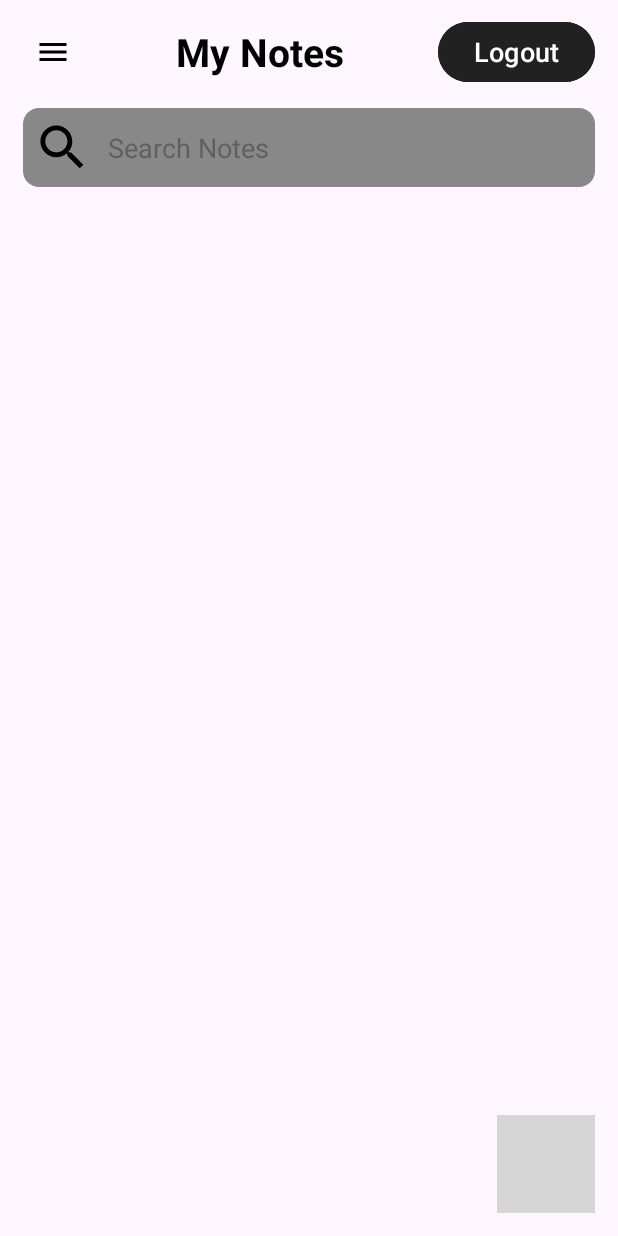
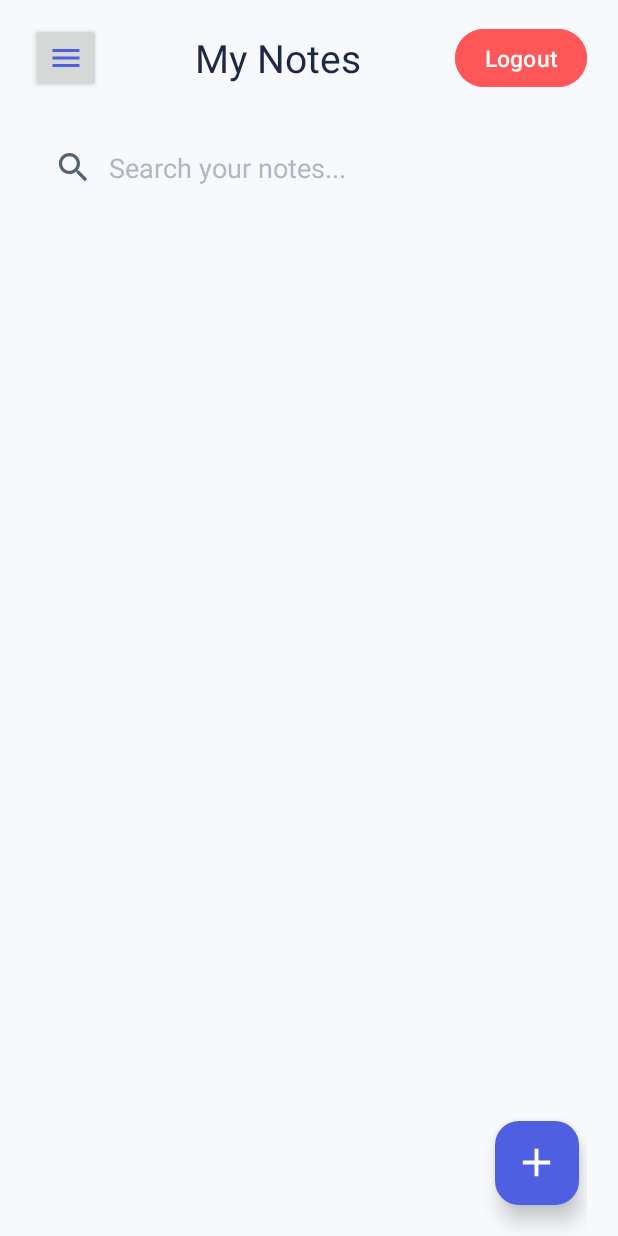
Before and after one commit to YashVerma-code/NotesApp, an Android app: the layout activity_home.xml on its own in the app's theme, with its tools: preview values and no code run, on a phone screen of 412 x 824 dp. Run offline under Robolectric (Android 15) with nearby library versions, the phone set to English and light mode, and no system bars; grey boxes are pictures that could not be loaded.

Commit message:
improved home page ui

```diff
--- a/app/src/main/res/layout/activity_home.xml
+++ b/app/src/main/res/layout/activity_home.xml
@@ -5,6 +5,7 @@
     android:id="@+id/drawer_layout"
     android:layout_width="match_parent"
     android:layout_height="match_parent"
+    android:background="@color/light_background"
     tools:openDrawer="start">
 
     <!-- Main content -->
@@ -12,14 +13,14 @@
         android:id="@+id/main"
         android:layout_width="match_parent"
         android:layout_height="match_parent"
-        android:paddingHorizontal="@dimen/_12sdp"
+        android:paddingHorizontal="@dimen/_16sdp"
         tools:context=".NotesActivity">
 
         <LinearLayout
             android:id="@+id/topBar"
             android:layout_width="0dp"
             android:layout_height="wrap_content"
-            android:layout_marginTop="@dimen/_8sdp"
+            android:layout_marginTop="@dimen/_12sdp"
             android:gravity="center_vertical"
             android:orientation="horizontal"
             app:layout_constraintEnd_toEndOf="parent"
@@ -28,59 +29,73 @@
 
             <ImageButton
                 android:id="@+id/menuButton"
-                android:layout_width="@dimen/_30sdp"
-                android:layout_height="@dimen/_30sdp"
-                android:background="@drawable/transparent_bg"
+                android:layout_width="@dimen/_36sdp"
+                android:layout_height="@dimen/_36sdp"
+
                 android:contentDescription="Menu Button"
-                android:src="@drawable/icon_menu" />
+                android:elevation="@dimen/_2sdp"
+                android:padding="@dimen/_8sdp"
+                android:src="@drawable/icon_menu"
+                app:tint="@color/primary_color" />
 
             <TextView
                 android:id="@+id/title"
                 android:layout_width="0dp"
                 android:layout_height="wrap_content"
                 android:layout_weight="1"
+
                 android:gravity="center"
                 android:text="My Notes"
-                android:textColor="@color/black"
-                android:textSize="@dimen/_20sdp"
-                android:textStyle="bold" />
+                android:textColor="@color/primary_text"
+                android:textSize="@dimen/_20sdp" />
 
             <Button
                 android:id="@+id/logoutButton"
                 android:layout_width="wrap_content"
-                android:layout_height="wrap_content"
-                android:backgroundTint="@color/dark_background"
+                android:layout_height="@dimen/_36sdp"
+                android:backgroundTint="@color/accent_color"
+
+                android:paddingHorizontal="@dimen/_12sdp"
                 android:text="Logout"
+                android:textAllCaps="false"
                 android:textColor="@color/white"
-                android:textSize="@dimen/_14sdp" />
+                android:textSize="@dimen/_12sdp"
+                app:cornerRadius="@dimen/_18sdp" />
         </LinearLayout>
 
         <LinearLayout
             android:id="@+id/searchNotesLayout"
             android:layout_width="match_parent"
-            android:layout_height="wrap_content"
-            app:layout_constraintTop_toBottomOf="@+id/topBar"
-            android:background="@drawable/search_bg"
-            android:padding="@dimen/_5sdp"
-            android:layout_marginTop="@dimen/_10sdp">
+            android:layout_height="@dimen/_45sdp"
+            android:layout_marginTop="@dimen/_16sdp"
+
+            android:elevation="@dimen/_2sdp"
+            android:gravity="center_vertical"
+            android:orientation="horizontal"
+            android:paddingHorizontal="@dimen/_12sdp"
+            app:layout_constraintTop_toBottomOf="@+id/topBar">
 
             <ImageView
-                android:layout_width="@dimen/_30sdp"
-                android:layout_height="@dimen/_30sdp"
+                android:layout_width="@dimen/_20sdp"
+                android:layout_height="@dimen/_20sdp"
+                android:layout_marginEnd="@dimen/_8sdp"
+                android:contentDescription="search icon"
                 android:src="@drawable/icon_search"
-                android:layout_marginEnd="@dimen/_8sdp"
-                android:contentDescription="search icon" />
+                app:tint="@color/secondary_text" />
 
             <EditText
                 android:id="@+id/searchNotes"
                 android:layout_width="match_parent"
                 android:layout_height="match_parent"
-                android:inputType="text"
                 android:background="@null"
-                android:textColor="@color/black"
+
+                android:hint="Search your notes..."
                 android:imeOptions="actionSearch"
                 android:importantForAutofill="no"
-                android:hint="Search Notes" />
+                android:inputType="text"
+                android:textColor="@color/primary_text"
+                android:textColorHint="@color/hint_text"
+                android:textSize="@dimen/_14sdp" />
         </LinearLayout>
 
         <!-- RecyclerView for note cards -->
@@ -88,24 +103,62 @@
             android:id="@+id/notesRecyclerView"
             android:layout_width="match_parent"
             android:layout_height="0dp"
-            android:layout_marginTop="@dimen/_10sdp"
-            app:layout_constraintTop_toBottomOf="@id/searchNotesLayout"
+            android:layout_marginTop="@dimen/_16sdp"
+            android:clipToPadding="false"
+            android:paddingBottom="@dimen/_70sdp"
             app:layout_constraintBottom_toBottomOf="parent"
-            android:paddingBottom="@dimen/_60sdp"
-            android:clipToPadding="false"/>
+            app:layout_constraintTop_toBottomOf="@id/searchNotesLayout" />
 
-        <ImageButton
+        <com.google.android.material.floatingactionbutton.FloatingActionButton
             android:id="@+id/addNoteButton"
-            android:layout_width="@dimen/_50sdp"
-            android:layout_height="@dimen/_50sdp"
-            android:background="@drawable/create_new_note_button"
+            android:layout_width="wrap_content"
+            android:layout_height="wrap_content"
+            android:layout_marginEnd="@dimen/_4sdp"
+            android:layout_marginBottom="@dimen/_16sdp"
+            android:contentDescription="add new note button"
             android:src="@drawable/icon_add"
-            android:padding="@dimen/_10sdp"
-            android:scaleType="fitXY"
+            app:backgroundTint="@color/primary_color"
             app:layout_constraintBottom_toBottomOf="parent"
             app:layout_constraintRight_toRightOf="parent"
-            android:layout_marginBottom="@dimen/_12sdp"
-            android:contentDescription="add new note button" />
+            app:tint="@color/white"
+            app:elevation="@dimen/_6sdp"
+            app:fabSize="normal"
+            app:maxImageSize="@dimen/_24sdp" />
+
+        <!-- Empty state view -->
+        <LinearLayout
+            android:id="@+id/emptyStateView"
+            android:layout_width="match_parent"
+            android:layout_height="wrap_content"
+            android:gravity="center"
+            android:orientation="vertical"
+            android:visibility="gone"
+            app:layout_constraintBottom_toBottomOf="parent"
+            app:layout_constraintTop_toBottomOf="@id/searchNotesLayout">
+
+
+
+            <TextView
+                android:layout_width="match_parent"
+                android:layout_height="wrap_content"
+                android:layout_marginTop="@dimen/_16sdp"
+
+                android:gravity="center"
+                android:text="No notes yet"
+                android:textColor="@color/secondary_text"
+                android:textSize="@dimen/_16sdp" />
+
+            <TextView
+                android:layout_width="match_parent"
+                android:layout_height="wrap_content"
+                android:layout_marginHorizontal="@dimen/_24sdp"
+                android:layout_marginTop="@dimen/_8sdp"
+
+                android:gravity="center"
+                android:text="Tap the + button to create your first note"
+                android:textColor="@color/tertiary_text"
+                android:textSize="@dimen/_14sdp" />
+        </LinearLayout>
     </androidx.constraintlayout.widget.ConstraintLayout>
 
     <!-- Navigation drawer -->
@@ -114,8 +167,10 @@
         android:layout_width="wrap_content"
         android:layout_height="match_parent"
         android:layout_gravity="start"
+        android:background="@color/light_background"
         android:fitsSystemWindows="true"
         app:headerLayout="@layout/nav_header_layout"
+
         app:menu="@menu/drawer_menu" />
 
 </androidx.drawerlayout.widget.DrawerLayout>
--- a/app/src/main/res/values/colors.xml
+++ b/app/src/main/res/values/colors.xml
@@ -14,10 +14,44 @@
     <color name="purple_700">#FF3700B3</color>
     <color name="teal_200">#FF03DAC5</color>
     <color name="teal_700">#FF018786</color>
-    <color name="dark_background">#212121</color>
+<!--    <color name="dark_background">#212121</color>-->
     <color name="dark_surface">#303030</color>
     <color name="light_gray">#BBBBBB</color>
     <color name="ltgray">#BBBBBB</color>
 
     <color name="material_dynamic_neutral10">#1A1B20</color>
+    <color name="primary_color">#4E5FE1</color>
+    <color name="accent_color">#FF5757</color>
+    <color name="light_background">#F8F9FD</color>
+    <color name="dark_background">#2C3E50</color>
+
+    <!-- Text Colors -->
+    <color name="primary_text">#1E2745</color>
+    <color name="secondary_text">#576175</color>
+    <color name="tertiary_text">#8A92A6</color>
+    <color name="hint_text">#B0B7C3</color>
+
+    <!-- Card Colors -->
+    <color name="card_background">#FFFFFF</color>
+    <color name="note_yellow">#FFF9C4</color>
+    <color name="note_blue">#BBDEFB</color>
+    <color name="note_green">#C8E6C9</color>
+    <color name="note_pink">#F8BBD0</color>
+    <color name="note_purple">#E1BEE7</color>
+    <color name="note_orange">#FFE0B2</color>
+
+
+    <color name="secondary_color">#3D4EAC</color>
+
+
+    <!-- Text colors -->
+    <color name="heading_text">#172B4D</color>
+
+
+    <!-- Navigation drawer colors -->
+    <color name="drawer_background">#FFFFFF</color>
+    <color name="drawer_item_color">#5E72E4</color>
+    <color name="drawer_item_text">#2D3748</color>
+
+
 </resources>
```
Also changed, not shown: app/src/main/java/com/example/notesapp/Home.java (+83 -27 lines), app/src/main/java/com/example/notesapp/NoteItemTouchHelper.java (added, +107 -0 lines), app/src/main/java/com/example/notesapp/NotesAdapter.java (+32 -8 lines).
